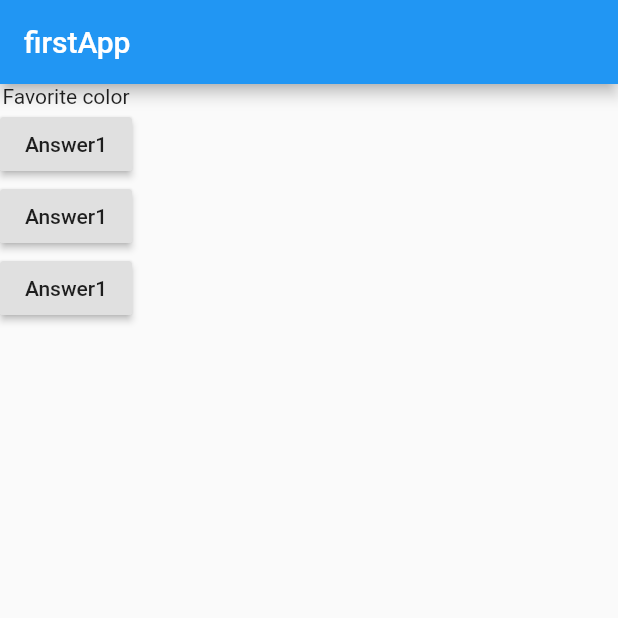
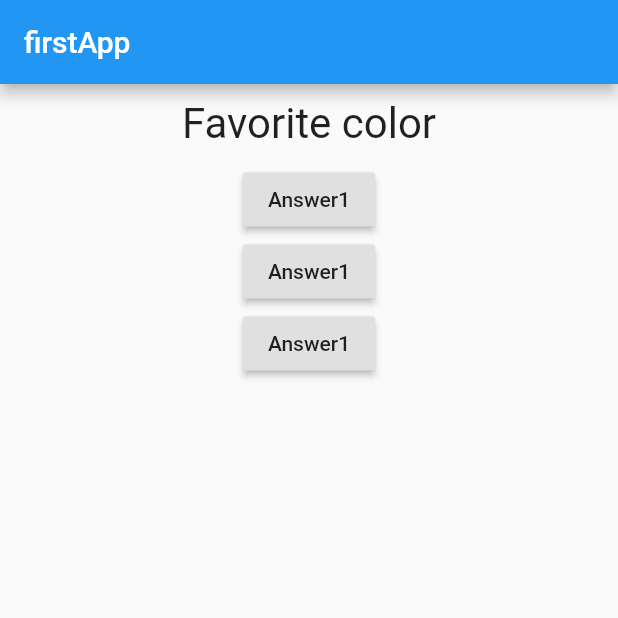
Before and after one commit to nikhild64/flutter, a Flutter app: the screen it shows after launch, on a phone screen of 412 x 824 dp, the top half of it. Run offline on Flutter 3.47's test engine with Material 2 defaults, Android fonts, the phone set to English and light mode, and no system bars.

Commit message:
split the question part into another file

```diff
--- a/lib/main.dart
+++ b/lib/main.dart
@@ -1,4 +1,5 @@
 import 'package:flutter/material.dart';
+import './question.dart';
 
 void main() {
   runApp(Myapp());
@@ -36,7 +37,7 @@ class MyAppState extends State<Myapp> {
         ),
         body: Column(
           children: [
-            Text(questions[index]),
+            Question(questions[index]),
             RaisedButton(child: Text('Answer1'), onPressed: answerQuestion),
             RaisedButton(child: Text('Answer1'), onPressed: answerQuestion),
             RaisedButton(child: Text('Answer1'), onPressed: answerQuestion),
--- /dev/null
+++ b/lib/question.dart
@@ -0,0 +1,18 @@
+import 'package:flutter/material.dart';
+
+class Question extends StatelessWidget {
+  String question;
+  Question(this.question);
+  @override
+  Widget build(BuildContext context) {
+    return Container(
+      width: double.infinity,
+      margin: EdgeInsets.all(10),
+      child: Text(
+        question,
+        style: TextStyle(fontSize: 28),
+        textAlign: TextAlign.center,
+      ),
+    );
+  }
+}
```
